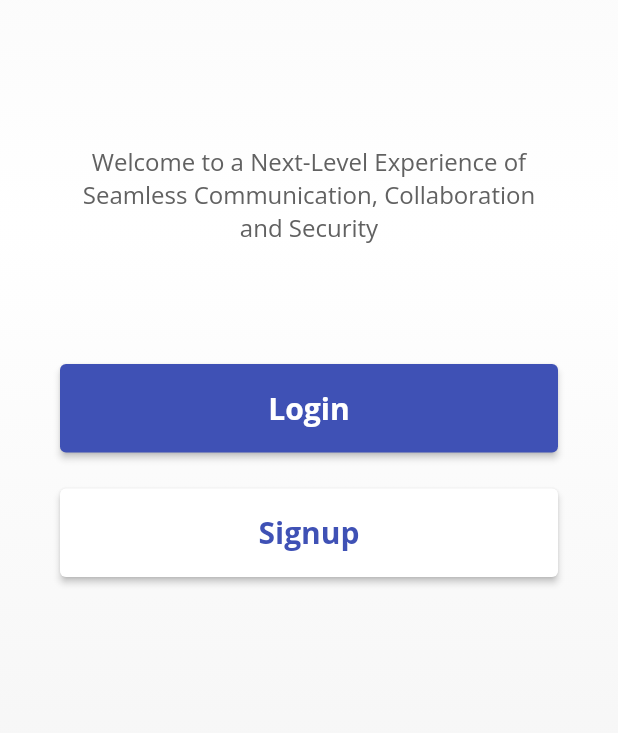
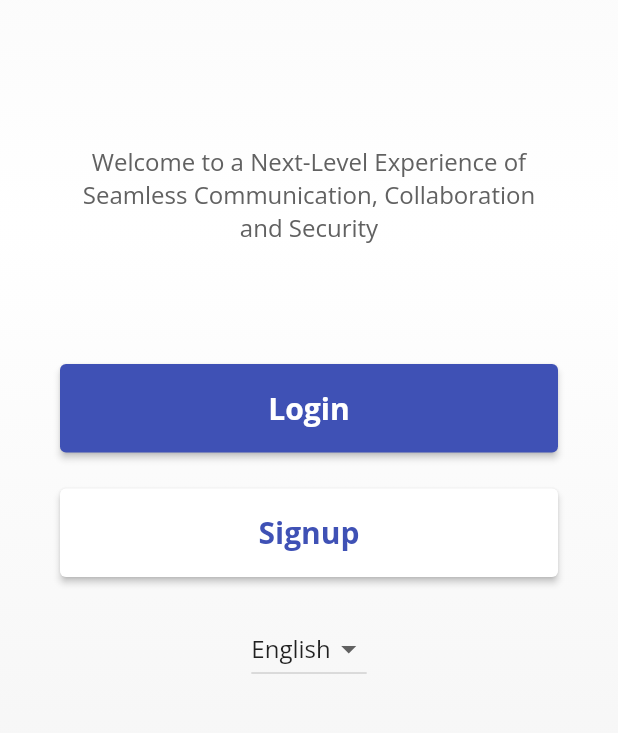
Before and after one commit to nangahamandine/cipher_comm, a Flutter app: the WelcomeScreen screen opened directly, on a phone screen of 412 x 824 dp, the part 395-1128 px from its top. Run offline on Flutter 3.47's test engine with Material 2 defaults, Android fonts, the phone set to English and light mode, and no system bars; our stand-ins replace contacts_service, firebase_auth, firebase_core, google_fonts, permission_handler; missing offline and left inert: clipboard; accounts and stored records are empty.

Commit message:
Recent updates in the chat_screen.dart and group_screen.dart and welcome_screen.dart files

```diff
--- a/lib/screens/chat_screen.dart
+++ b/lib/screens/chat_screen.dart
@@ -257,6 +257,7 @@ class _ChatScreenState extends State<ChatScreen> {
             ),
           ),
           Expanded(
+            child: Flexible(
               child: ListView.builder(
                 itemCount: filteredChats.length,
                 itemBuilder: (context, index) {
@@ -317,6 +318,7 @@ class _ChatScreenState extends State<ChatScreen> {
                     onTap: () => _openConversation(chat),
                   );
                 },
+              ),
             ),
           ),
         ],
--- a/lib/screens/group_screen.dart
+++ b/lib/screens/group_screen.dart
@@ -412,6 +412,10 @@ class _ConversationScreenState extends State<ConversationScreen> {
     // The edit functionality should now be restricted to allowed users.
     if (_canEditMessage(message)) {
       // Implement the edit message functionality here.
+      setState(() {
+        _messageController.text = message.text;
+        editingIndex = messages.indexOf(message);
+      });
     }
   }
 
--- a/lib/screens/welcome_screen.dart
+++ b/lib/screens/welcome_screen.dart
@@ -3,7 +3,17 @@ import 'package:google_fonts/google_fonts.dart';
 import 'login_screen.dart';
 import 'signup_screen.dart';
 
-class WelcomeScreen extends StatelessWidget {
+class WelcomeScreen extends StatefulWidget {
+  @override
+  _WelcomeScreenState createState() => _WelcomeScreenState();
+}
+
+class _WelcomeScreenState extends State<WelcomeScreen> {
+  String selectedLanguage = 'English'; // Initially set to English
+
+  // List of available languages
+  List<String> languages = ['English', 'French'];
+
   @override
   Widget build(BuildContext context) {
     return Scaffold(
@@ -19,14 +29,14 @@ class WelcomeScreen extends StatelessWidget {
           mainAxisAlignment: MainAxisAlignment.start,
           children: [
             Container(
-              padding: EdgeInsets.fromLTRB(40, 80, 40, 20), // Adjust the padding
+              padding: EdgeInsets.fromLTRB(40, 80, 40, 20),
               child: Image(
                 image: AssetImage('assets/images/PNGLogo.png'),
                 fit: BoxFit.scaleDown,
-                height: 180, // Adjust the height of the logo
+                height: 180,
               ),
             ),
-            SizedBox(height: 80,),
+            SizedBox(height: 80),
             Padding(
               padding: EdgeInsets.symmetric(horizontal: 40),
               child: Column(
@@ -43,7 +53,7 @@ class WelcomeScreen extends StatelessWidget {
                     ),
                     textAlign: TextAlign.center,
                   ),
-                  SizedBox(height: 80), // Adjust the spacing
+                  SizedBox(height: 80),
                   Container(
                     width: double.infinity,
                     child: ElevatedButton(
@@ -95,6 +105,21 @@ class WelcomeScreen extends StatelessWidget {
                       ),
                     ),
                   ),
+                  SizedBox(height: 24),
+                  DropdownButton<String>(
+                    value: selectedLanguage,
+                    onChanged: (String? newValue) {
+                      setState(() {
+                        selectedLanguage = newValue!;
+                      });
+                    },
+                    items: languages.map<DropdownMenuItem<String>>((String value) {
+                      return DropdownMenuItem<String>(
+                        value: value,
+                        child: Text(value),
+                      );
+                    }).toList(),
+                  ),
                 ],
               ),
             ),
```
Lines whose indentation alone changed are shown as unchanged.
